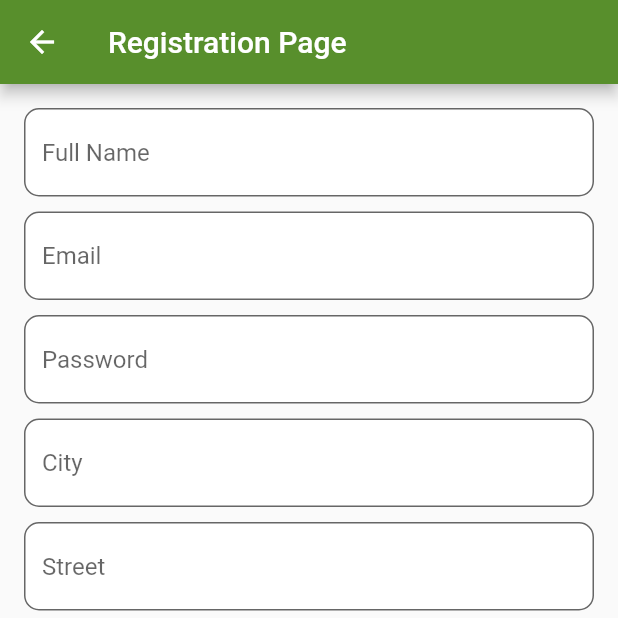
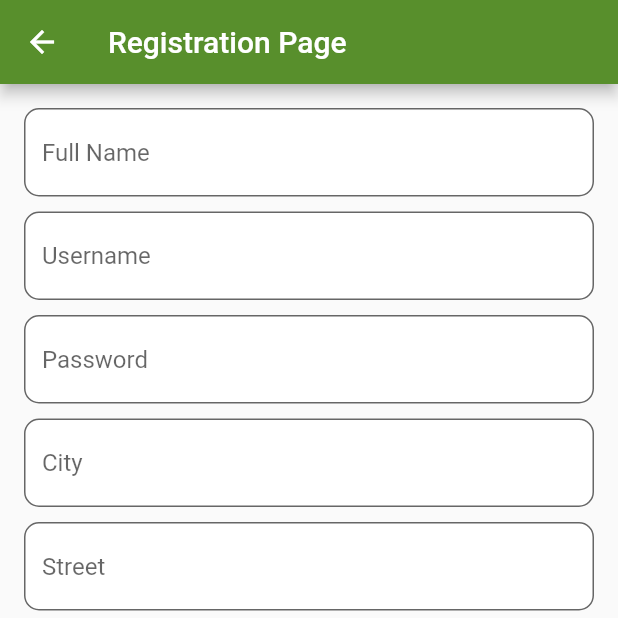
Before and after one commit to lplp322/share_your_skills, a Flutter app: the RegistrationPage screen opened directly, on a phone screen of 412 x 824 dp, the top half of it. Run offline on Flutter 3.47's test engine with Material 2 defaults, Android fonts, the phone set to English and light mode, and no system bars; our stand-ins replace jwt_decoder, multi_select_flutter, shared_preferences; missing offline and left inert: dart:ffi, easy_loading_button; accounts and stored records are empty; network calls fail.

Commit message:
up to date changes

```diff
--- a/front_end/share_your_skills/lib/views/add_event_page.dart
+++ b/front_end/share_your_skills/lib/views/add_event_page.dart
@@ -27,6 +27,9 @@ class _AddEventPageState extends State<AddEventPage> {
       child: RefreshIndicator(
         onRefresh: () async {
           await Future.delayed(Duration(seconds: 1));
+          setState(() {
+            postViewModel.fetchAllPosts();
+          });
         },
         child: Scaffold(
           body: Column(
--- a/front_end/share_your_skills/lib/views/chat_page.dart
+++ b/front_end/share_your_skills/lib/views/chat_page.dart
@@ -11,7 +11,7 @@ class _ChatPageState extends State<ChatPage> {
   @override
   Widget build(BuildContext context) {
     return Container(
-      child: Text('Chat Page'),
+      child: Text('Coming soon...'),
     );
   }
 }
--- a/front_end/share_your_skills/lib/views/create_event_details_page.dart
+++ b/front_end/share_your_skills/lib/views/create_event_details_page.dart
@@ -281,7 +281,7 @@ class _CreateEventDetailPageState extends State<CreateEventDetailPage> {
                       final scaffoldMessenger = ScaffoldMessenger.of(context);
                       scaffoldMessenger.showSnackBar(
                         SnackBar(
-                          content: Text('Post created, please reload the page'),
+                          content: Text('Post created, please reload the page twice'),
                           duration: Duration(seconds: 2),
                         ),
                       );
--- a/front_end/share_your_skills/lib/views/login_page.dart
+++ b/front_end/share_your_skills/lib/views/login_page.dart
@@ -44,7 +44,7 @@ class _LoginPageState extends State<LoginPage> {
                     decoration: InputDecoration(
                       filled: true,
                       fillColor: Colors.white,
-                      hintText: "Email",
+                      hintText: "Username",
                       errorText: _isNotValidate ? "Enter Proper Info" : null,
                       border: OutlineInputBorder(
                         borderRadius: BorderRadius.all(Radius.circular(10.0)),
--- a/front_end/share_your_skills/lib/views/registration.dart
+++ b/front_end/share_your_skills/lib/views/registration.dart
@@ -81,7 +81,7 @@ class _RegistrationPageState extends State<RegistrationPage> {
                   decoration: InputDecoration(
                     filled: true,
                     fillColor: Colors.white,
-                    hintText: "Email",
+                    hintText: "Username",
                     border: OutlineInputBorder(
                       borderRadius: BorderRadius.all(Radius.circular(10.0)),
                     ),
```
Also changed, not shown: front_end/share_your_skills/lib/views/home_show_page.dart (+12 -1 lines).
